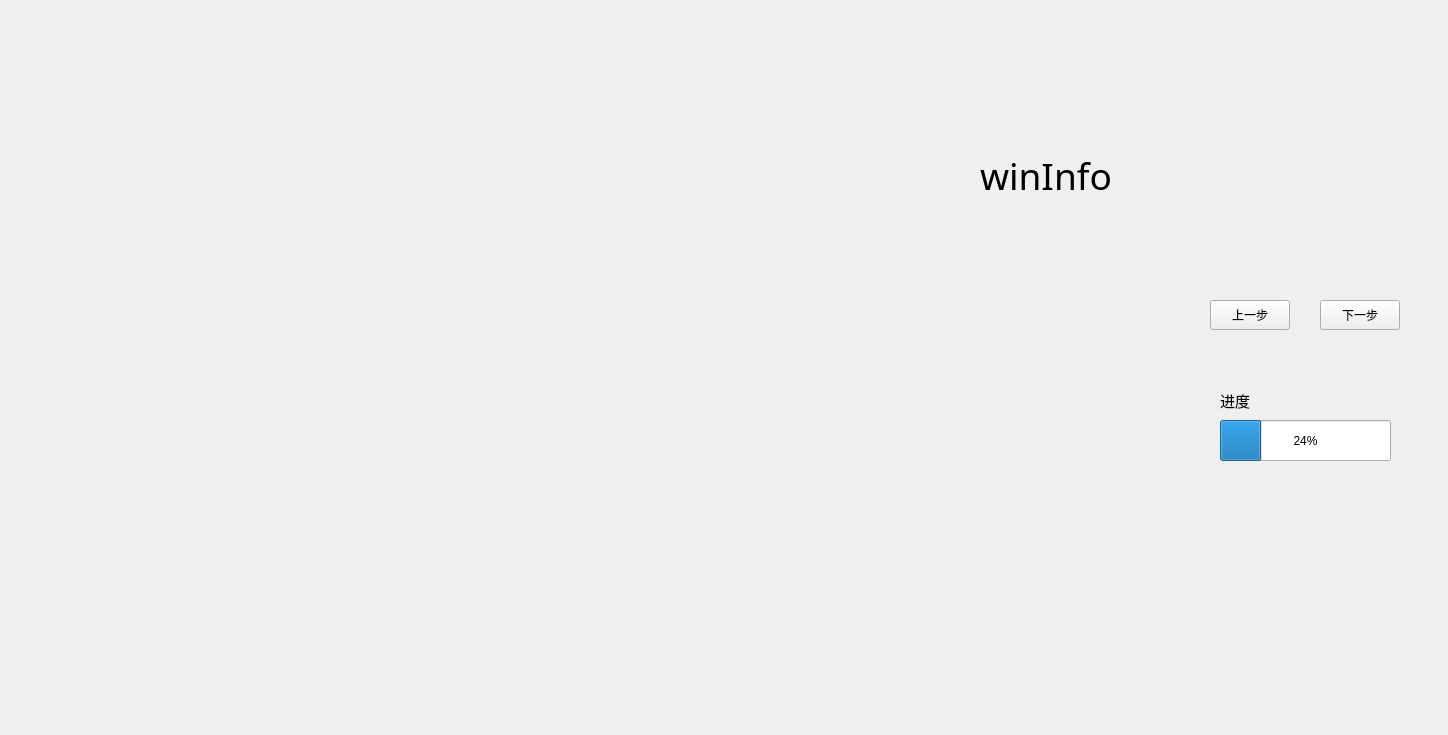
Above: chessboard_fupan.ui from lgb666666661/Gobang before the change. Below: the same form after it.
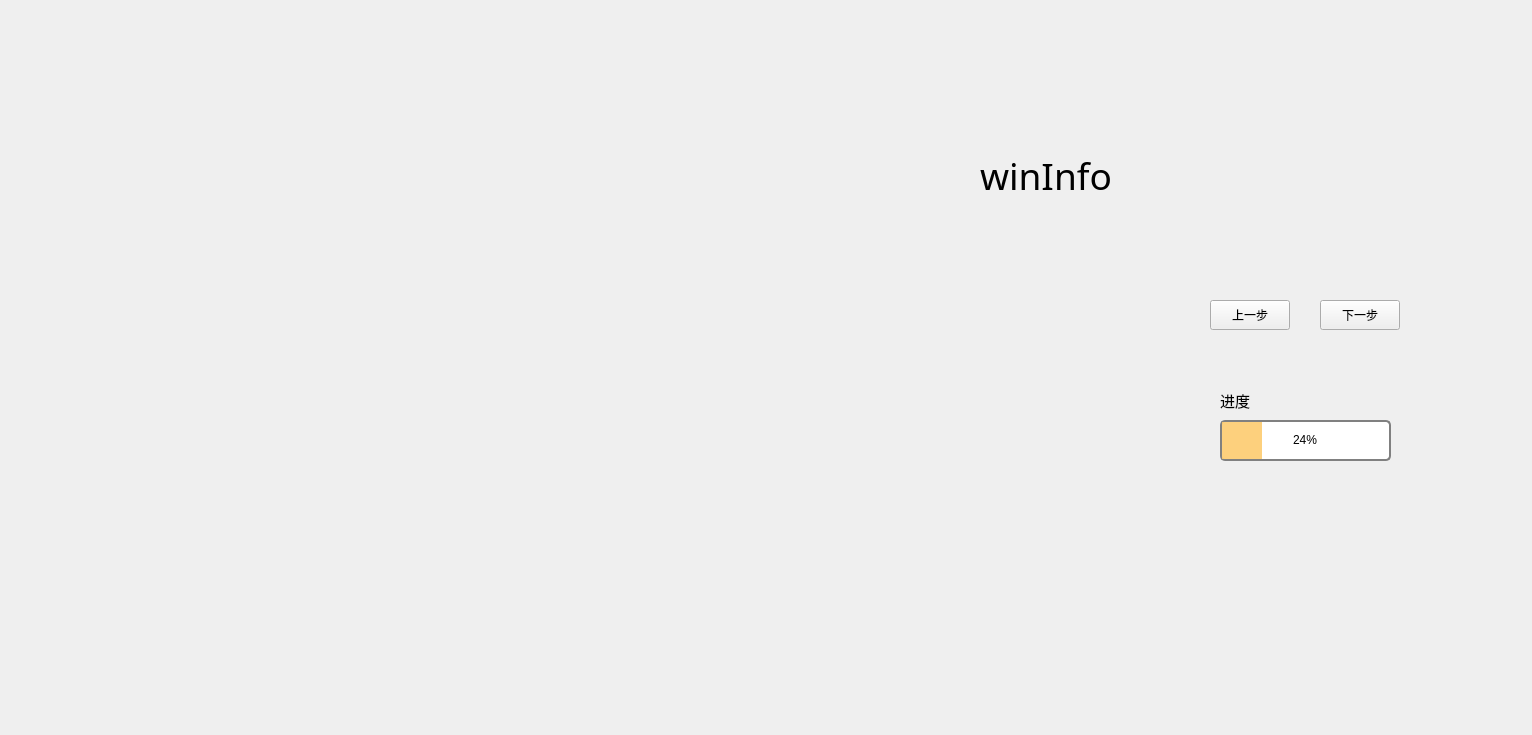
That is the form after the change.

```diff
--- a/chessboard_fupan.ui
+++ b/chessboard_fupan.ui
@@ -6,7 +6,7 @@
             <rect>
                 <x>0</x>
                 <y>0</y>
-                <width>1448</width>
+    <width>1532</width>
                 <height>735</height>
             </rect>
         </property>
@@ -18,7 +18,7 @@
                 <rect>
                     <x>-10</x>
                     <y>-60</y>
-                    <width>1451</width>
+     <width>1541</width>
                     <height>781</height>
                 </rect>
             </property>
@@ -76,6 +76,9 @@
                         <height>41</height>
                     </rect>
                 </property>
+    <property name="styleSheet">
+     <string notr="true">QProgressBar {   border: 2px solid grey;   border-radius: 5px; }QProgressBar::chunk {   background-color: rgba(253,203,110,0.9);   width: 20px;}QProgressBar {   border: 2px solid grey;   border-radius: 5px;   text-align: center;}</string>
+    </property>
                 <property name="value">
                     <number>24</number>
                 </property>
```
Lines whose indentation alone changed are shown as unchanged.
